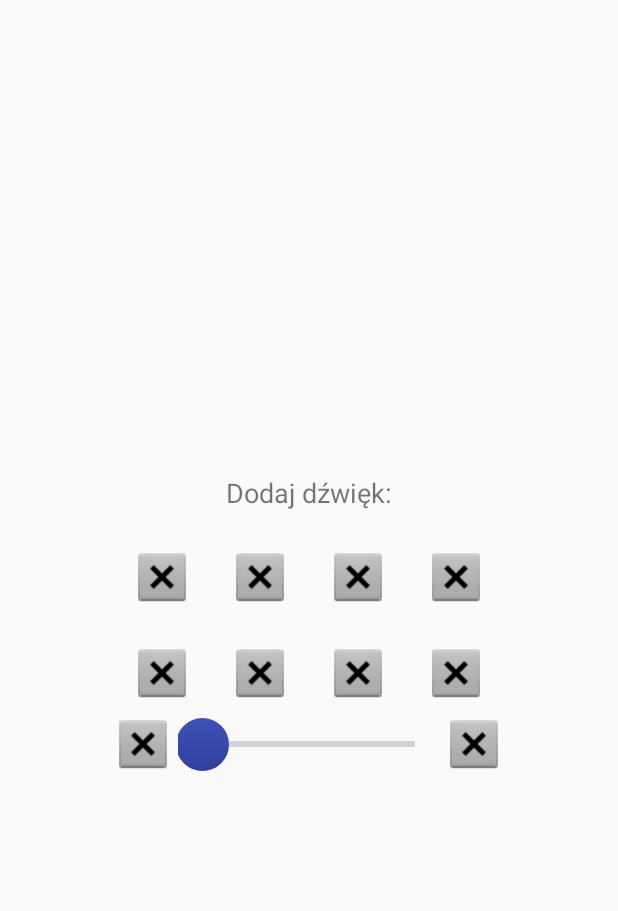
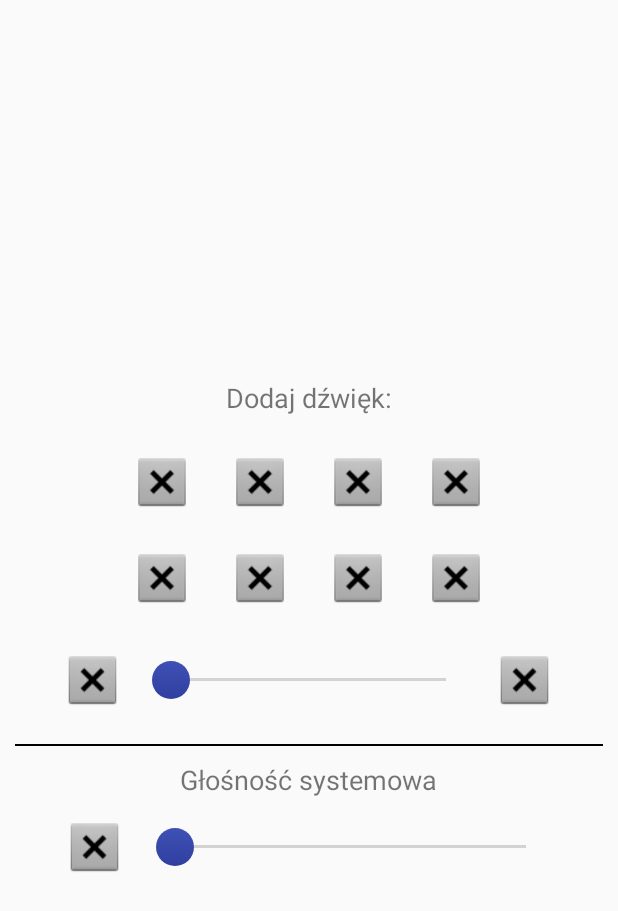
Before and after one commit to pawchi/MeditationMusic, an Android app: the AddMusic screen opened directly, with no data from a screen before it, on a phone screen of 412 x 824 dp. Shown: the top 911 px of the screen. Run offline under Robolectric (Android 15) with nearby library versions, the phone set to English and light mode, and no system bars.

Commit message:
add_sounds_cd

```diff
--- a/app/src/main/AndroidManifest.xml
+++ b/app/src/main/AndroidManifest.xml
@@ -1,5 +1,6 @@
 <?xml version="1.0" encoding="utf-8"?>
-<manifest xmlns:android="http://schemas.android.com/apk/res/android"
+<manifest
+    xmlns:android="http://schemas.android.com/apk/res/android"
     package="org.chilon.meditationmusic">
 
     <application
--- a/app/src/main/java/org/chilon/meditationmusic/AddMusic.java
+++ b/app/src/main/java/org/chilon/meditationmusic/AddMusic.java
@@ -2,13 +2,22 @@ package org.chilon.meditationmusic;
 
 import android.app.Activity;
 import android.os.Bundle;
+import android.print.PrintAttributes;
+import android.view.Gravity;
+import android.view.View;
 import android.widget.Button;
+import android.widget.ImageView;
+import android.widget.LinearLayout;
 import android.widget.SeekBar;
 
 public class AddMusic extends Activity {
     PerfectLoopMediaPlayer music_1;
-    SeekBar seekBar_1;
-    SeekBar seekBar_2;
+    SeekBar mainSoundVolume;
+    SeekBar systemVolume;
+    ImageView firstSoundToAddImage;
+    ImageView secondSoundToAddImage;
+    LinearLayout firstSoundToAddLayout;
+    LinearLayout existingLayoutForInserts;
 
     @Override
     protected void onCreate(Bundle savedInstanceState) {
@@ -16,6 +25,67 @@ public class AddMusic extends Activity {
         setContentView(R.layout.activity_add_music);
         this.setFinishOnTouchOutside(false);
 
+        firstSoundToAddImage = (ImageView) findViewById(R.id.sound_1_to_add_imageview);
+
+        firstSoundToAddImage.setOnClickListener(new View.OnClickListener() {
+            @Override
+            public void onClick(View v) {
+
+                LinearLayout.LayoutParams newLayoutParams =  new LinearLayout.LayoutParams(
+                        LinearLayout.LayoutParams.WRAP_CONTENT,
+                        LinearLayout.LayoutParams.WRAP_CONTENT
+                );
+
+                existingLayoutForInserts = (LinearLayout) findViewById(R.id.linear_layout_for_inserts);
+                LinearLayout newLinearLayoutForFirstSound = new LinearLayout(AddMusic.this);
+                existingLayoutForInserts.addView(newLinearLayoutForFirstSound,newLayoutParams);
+                newLinearLayoutForFirstSound.setGravity(Gravity.CENTER_HORIZONTAL);
+                newLinearLayoutForFirstSound.setOrientation(LinearLayout.HORIZONTAL);
+
+
+                ImageView insertSoundImage = new ImageView(AddMusic.this);
+                newLinearLayoutForFirstSound.addView(insertSoundImage,newLayoutParams);
+                insertSoundImage.setBackgroundResource(android.R.drawable.btn_dialog);
+
+                SeekBar insertSeekBar = new SeekBar(AddMusic.this);
+                newLinearLayoutForFirstSound.addView(insertSeekBar);
+
+                ImageView insertCancelImage = new ImageView(AddMusic.this);
+                newLinearLayoutForFirstSound.addView(insertCancelImage);
+                insertCancelImage.setBackgroundResource(android.R.drawable.btn_dialog);
+            }
+        });
+
+        secondSoundToAddImage = (ImageView) findViewById(R.id.sound_2_to_add_imageview);
+
+        secondSoundToAddImage.setOnClickListener(new View.OnClickListener() {
+            @Override
+            public void onClick(View v) {
+                LinearLayout.LayoutParams newLayoutParams =  new LinearLayout.LayoutParams(
+                        LinearLayout.LayoutParams.WRAP_CONTENT,
+                        LinearLayout.LayoutParams.WRAP_CONTENT
+                );
+
+                existingLayoutForInserts = (LinearLayout) findViewById(R.id.linear_layout_for_inserts);
+                LinearLayout newLinearLayoutForFirstSound = new LinearLayout(AddMusic.this);
+                existingLayoutForInserts.addView(newLinearLayoutForFirstSound,newLayoutParams);
+                newLinearLayoutForFirstSound.setGravity(Gravity.CENTER_HORIZONTAL);
+                newLinearLayoutForFirstSound.setOrientation(LinearLayout.HORIZONTAL);
+
+
+                ImageView insertSoundImage = new ImageView(AddMusic.this);
+                newLinearLayoutForFirstSound.addView(insertSoundImage,newLayoutParams);
+                insertSoundImage.setBackgroundResource(android.R.drawable.btn_dialog);
+
+                SeekBar insertSeekBar = new SeekBar(AddMusic.this);
+                newLinearLayoutForFirstSound.addView(insertSeekBar);
+
+                ImageView insertCancelImage = new ImageView(AddMusic.this);
+                newLinearLayoutForFirstSound.addView(insertCancelImage);
+                insertCancelImage.setBackgroundResource(android.R.drawable.btn_dialog);
+
+            }
+        });
 
 
     }
--- a/app/src/main/res/drawable/custom_thumb.xml
+++ b/app/src/main/res/drawable/custom_thumb.xml
@@ -10,9 +10,8 @@
         android:angle="270"/>
 
     <size
-
-        android:height="35dp"
-        android:width="35dp"/>
+        android:height="25dp"
+        android:width="25dp"/>
 
 
 </shape>
--- a/app/src/main/res/layout/activity_add_music.xml
+++ b/app/src/main/res/layout/activity_add_music.xml
@@ -3,8 +3,10 @@
     xmlns:android="http://schemas.android.com/apk/res/android"
     xmlns:app="http://schemas.android.com/apk/res-auto"
     xmlns:tools="http://schemas.android.com/tools"
-    android:layout_width="wrap_content"
+    android:layout_width="match_parent"
     android:layout_height="wrap_content"
+    android:layout_marginStart="10dp"
+    android:layout_marginEnd="10dp"
     android:id="@+id/constraint_layout_add_music"
     android:layout_gravity="center_horizontal|center_vertical"
     tools:context=".AddMusic">
@@ -35,14 +37,14 @@
         android:id="@+id/linear_layout_add_music_1">
 
         <ImageView
-            android:id="@+id/music_1"
+            android:id="@+id/sound_1_to_add_imageview"
             android:layout_width="40dp"
             android:layout_height="40dp"
             android:layout_marginStart="25dp"
             android:src="@android:drawable/btn_dialog" />
 
         <ImageView
-            android:id="@+id/music_2"
+            android:id="@+id/sound_2_to_add_imageview"
             android:layout_width="40dp"
             android:layout_height="40dp"
             android:layout_marginStart="25dp"
@@ -108,7 +110,7 @@
     </LinearLayout>
 
     <LinearLayout
-        android:id="@+id/linear_layout_seekbars"
+        android:id="@+id/linear_layout_for_inserts"
         android:layout_width="0dp"
         android:layout_height="wrap_content"
         android:orientation="vertical"
@@ -124,9 +126,8 @@
             android:orientation="horizontal"
             app:layout_constraintEnd_toEndOf="parent"
             app:layout_constraintStart_toStartOf="parent"
-
+            android:layout_marginTop="25dp"
             >
-
 
             <ImageView
                 android:id="@+id/music_1_added"
@@ -134,23 +135,22 @@
                 android:layout_height="40dp"
                 android:layout_gravity="center_vertical"
                 android:layout_marginStart="25dp"
+                android:layout_marginEnd="10dp"
                 android:layout_weight="0.2"
                 android:src="@android:drawable/btn_dialog"
-
                 />
 
             <SeekBar
                 android:id="@+id/seekBar1"
-                style="?android:attr/progressBarStyleHorizontal"
+
                 android:layout_width="wrap_content"
                 android:layout_height="wrap_content"
                 android:layout_marginBottom="10dp"
                 android:layout_marginTop="10dp"
                 android:layout_weight="2.6"
                 android:thumb="@drawable/custom_thumb"
-
                 app:layout_constraintHorizontal_bias="1.0"
-                app:layout_constraintTop_toTopOf="@+id/linear_layout_seekbars" />
+                app:layout_constraintTop_toTopOf="@+id/linear_layout_for_inserts" />
 
             <ImageView
                 android:id="@+id/music_1_cancel"
@@ -158,11 +158,82 @@
                 android:layout_height="40dp"
                 android:layout_gravity="center_vertical"
                 android:layout_weight="0.2"
+                android:layout_marginStart="10dp"
                 android:layout_marginEnd="25dp"
                 android:src="@android:drawable/btn_dialog" />
+        </LinearLayout>
+        <!--
+        <LinearLayout
+            android:layout_width="match_parent"
+            android:layout_height="50dp">
+        </LinearLayout>
+        -->
+    </LinearLayout>
 
+    <View
+        android:id="@+id/line_divides_seekbars"
+        android:layout_width="match_parent"
+        android:layout_height="1dp"
+        android:background="@android:color/black"
+        android:layout_marginTop="20dp"
+        app:layout_constraintTop_toBottomOf="@+id/linear_layout_for_inserts"/>
+
+    <LinearLayout
+        android:id="@+id/linear_layout_general_vol"
+        android:layout_width="0dp"
+        android:layout_height="wrap_content"
+        android:orientation="vertical"
+        app:layout_constraintEnd_toEndOf="parent"
+        app:layout_constraintStart_toStartOf="parent"
+        app:layout_constraintTop_toBottomOf="@+id/line_divides_seekbars"
+        android:gravity="center_horizontal">
+
+        <TextView
+            android:id="@+id/system_sound"
+            android:layout_width="wrap_content"
+            android:layout_height="wrap_content"
+            android:layout_marginTop="10dp"
+            android:gravity="center_horizontal"
+            android:text="@string/system_volume"
+            android:textAlignment="center"
+            android:textSize="18sp" />
+
+        <LinearLayout
+            android:id="@+id/linear_layout_horizontal_general_vol"
+            android:layout_width="match_parent"
+            android:layout_height="wrap_content"
+            android:gravity="center_vertical|center_horizontal"
+            android:orientation="horizontal"
+            app:layout_constraintEnd_toEndOf="parent"
+            app:layout_constraintStart_toStartOf="parent"
+            android:layout_marginTop="10dp"
+            >
+
+            <ImageView
+                android:id="@+id/gen_vol_image"
+                android:layout_width="40dp"
+                android:layout_height="40dp"
+                android:layout_gravity="center_vertical"
+                android:layout_marginStart="25dp"
+                android:layout_marginEnd="10dp"
+                android:layout_weight="0.2"
+                android:src="@android:drawable/btn_dialog"
+                />
+
+            <SeekBar
+                android:id="@+id/gen_vol_seekBar"
+                android:layout_width="wrap_content"
+                android:layout_height="wrap_content"
+                android:layout_marginBottom="10dp"
+                android:layout_marginTop="10dp"
+                android:layout_weight="2.8"
+                android:thumb="@drawable/custom_thumb"
+                android:layout_marginEnd="35dp"
+                app:layout_constraintHorizontal_bias="1.0"
+                app:layout_constraintTop_toTopOf="@+id/linear_layout_general_vols" />
 
         </LinearLayout>
+
     </LinearLayout>
 
 
--- a/app/src/main/res/layout/activity_main.xml
+++ b/app/src/main/res/layout/activity_main.xml
@@ -1,4 +1,5 @@
 <?xml version="1.0" encoding="utf-8"?>
+
 <android.support.constraint.ConstraintLayout
     android:id="@+id/constraint_layout_main"
     xmlns:android="http://schemas.android.com/apk/res/android"
@@ -7,6 +8,10 @@
     android:layout_width="match_parent"
     android:layout_height="match_parent"
     android:background="@drawable/background_main">
+
+
+
+
 
             <ListView
                 android:id="@+id/listview"
--- a/app/src/main/res/values/strings.xml
+++ b/app/src/main/res/values/strings.xml
@@ -139,5 +139,7 @@
 
     <!--Popup up AddMusic   -->
     <string name="add_sound">Dodaj dźwięk:</string>
+    <string name="system_volume">Głośność systemowa</string>
+    <string name="birds">Ptaki</string>
 
 </resources>
```
Lines whose indentation alone changed are shown as unchanged.
